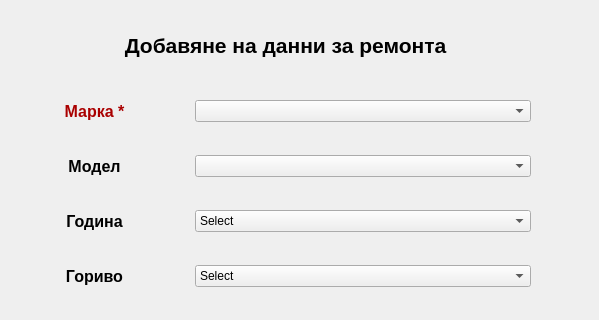
This is newrepair.ui in JohnnyBrawo/CarServ as Qt 5 draws it before an edit; both pictures show x 0 to 599 and y 0 to 320 of the 599 by 713 pixel window. The edited form follows.
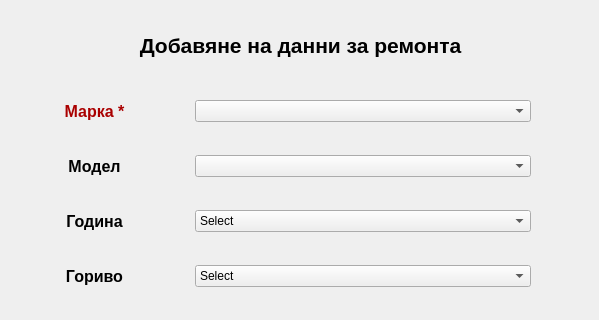
This is the edited form.

Patch:
```diff
--- a/newrepair.ui
+++ b/newrepair.ui
@@ -70,9 +70,9 @@
   <widget class="QLabel" name="Label_NewRepair_Form">
    <property name="geometry">
     <rect>
-     <x>110</x>
+     <x>10</x>
      <y>20</y>
-     <width>351</width>
+     <width>581</width>
      <height>51</height>
     </rect>
    </property>
```
Left out of the diff: 12 changed lines with no effect on the pictures.
